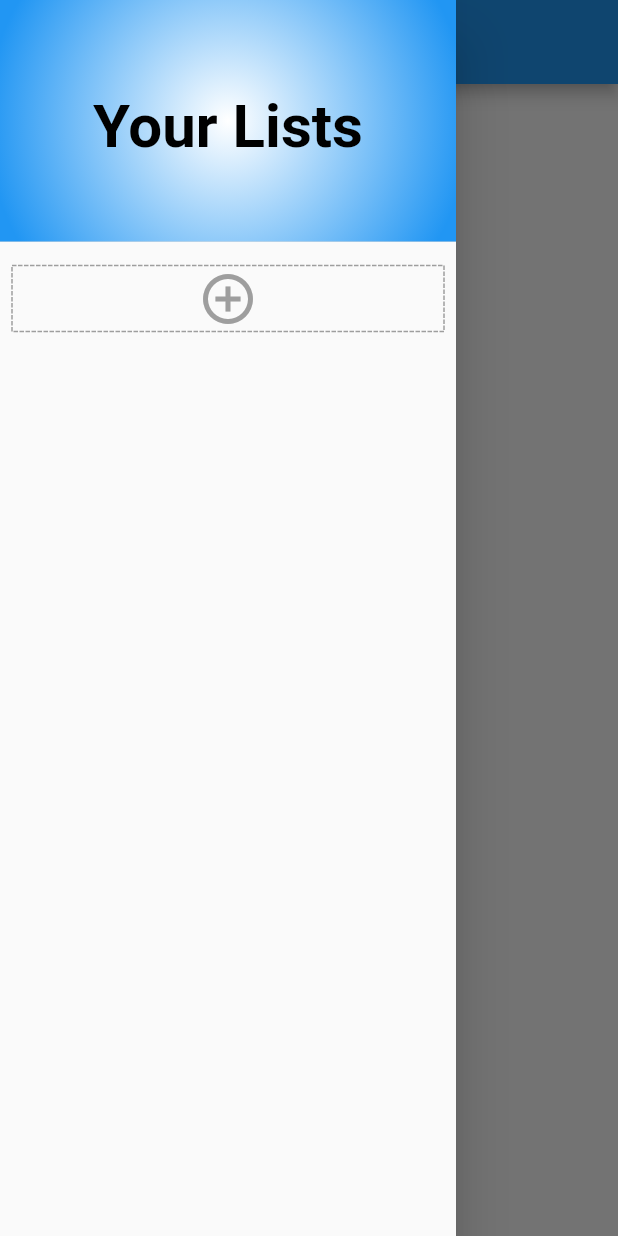
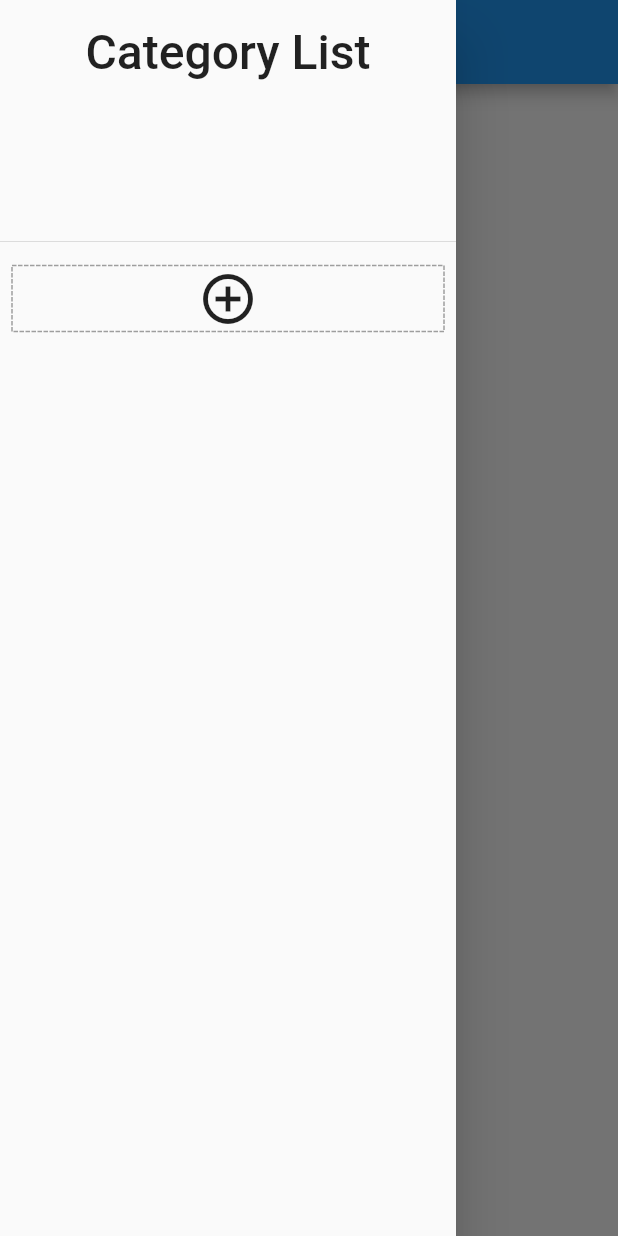
Before and after one commit to BabyFace-Creation/flutter_to_do_list_UTS, a Flutter app: the screen it shows after launch, with the side drawer open, on a phone screen of 412 x 824 dp. Run offline on Flutter 3.47's test engine with Material 2 defaults, Android fonts, the phone set to English and light mode, and no system bars; drawn by our look-alikes of dotted_border; our stand-ins replace sqflite; accounts and stored records are empty.

Commit message:
Fixing Stuff 1

```diff
--- a/lib/MyHomePage.dart
+++ b/lib/MyHomePage.dart
@@ -313,31 +313,17 @@ class _MyHomePageState extends State<MyHomePage> {
     list.insert(
       0,
       DrawerHeader(
-          decoration: BoxDecoration(
-              color: Colors.blue,
-              gradient: RadialGradient(radius: 1, colors: [
-                Colors.white,
-                lists.length == 0
-                    ? Colors.blue
-                    : currentIndex == -1
-                        ? Colors.blue
-                        : choiceColorMap[lists[currentIndex].color]
-              ])),
-          child: Center(
         child: Text(
-              'Your Lists',
-              style: TextStyle(
-                  fontSize: 40,
-                  fontWeight: FontWeight.bold,
-                  color: Colors.black),
+          "Category List",
+          style: TextStyle(fontSize: 32),
+          textAlign: TextAlign.center,
         ),
       ),
-        ));
+    );
     GestureDetector gd = GestureDetector(
       child: Center(
         child: Icon(
           Icons.add_circle_outline,
-          color: Colors.grey,
           size: 40,
         ),
       ),
@@ -357,14 +343,16 @@ class _MyHomePageState extends State<MyHomePage> {
       },
     );
 
-    list.add(Padding(
+    list.add(
+      Padding(
         padding: const EdgeInsets.all(8.0),
         child: DottedBorder(
           color: Colors.grey,
           strokeWidth: 1,
           child: gd,
         ),
-    ));
+      ),
+    );
     return ListView(
       children: list,
     );
@@ -465,7 +453,7 @@ class _MyHomePageState extends State<MyHomePage> {
                                             mainAxisAlignment:
                                                 MainAxisAlignment.spaceBetween,
                                             children: <Widget>[
-                                              Text("$item dismissed"),
+                                              Text("$item.name dismissed"),
                                             ],
                                           ),
                                         ));
```
Lines whose indentation alone changed are shown as unchanged.
